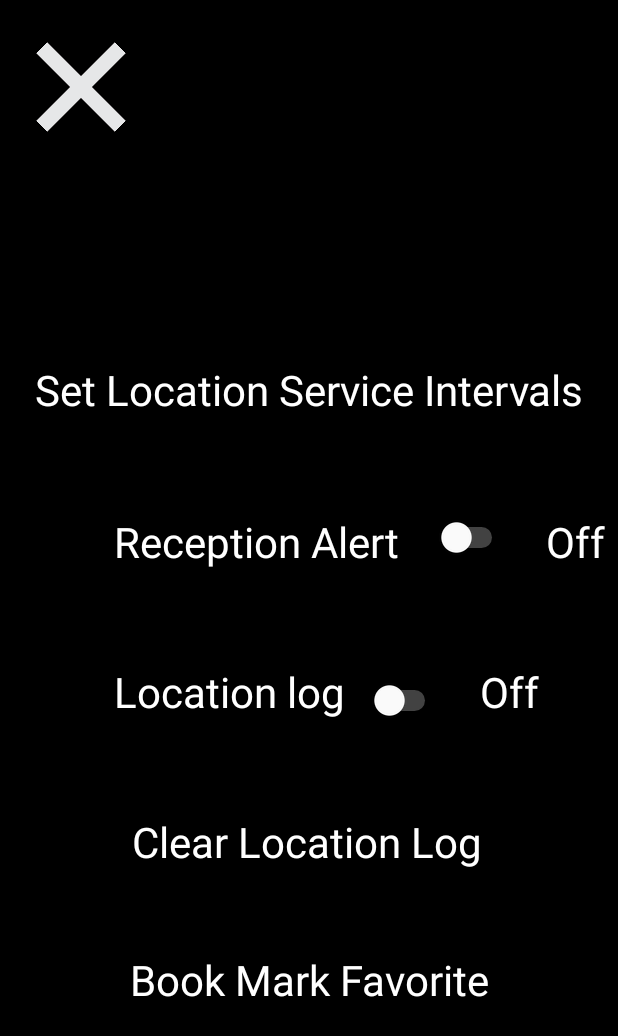
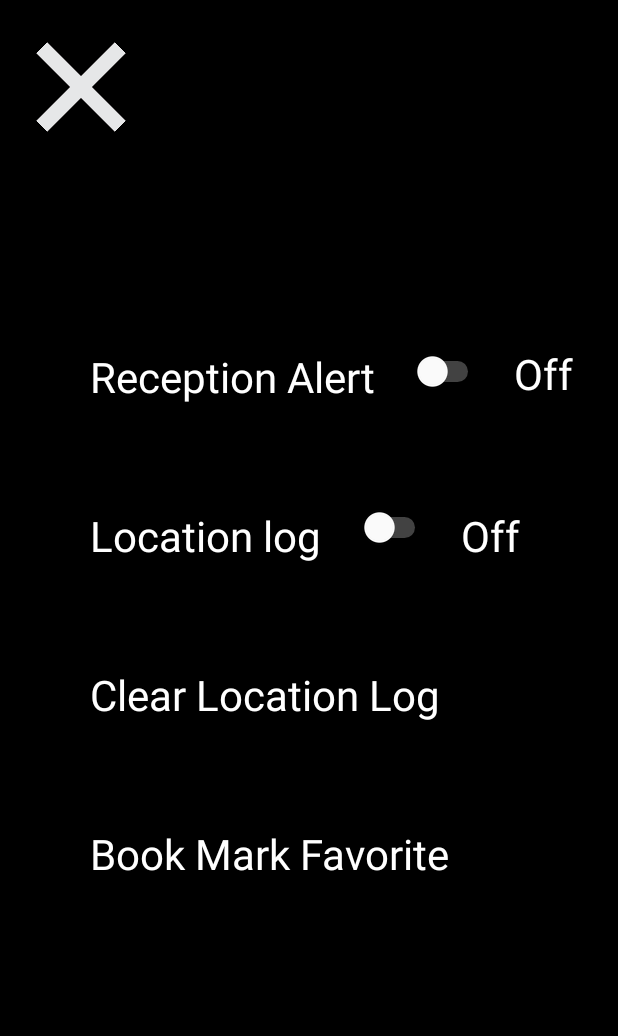
Before and after one commit to WZerfas/The-Compass, an Android app: the SettingActivity screen opened directly, with no data from a screen before it, on a phone screen of 412 x 824 dp. Shown: the top 1036 px of the screen. Run offline under Robolectric (Android 15) with nearby library versions, the phone set to English and light mode, and no system bars.

Commit message:
fixed the layout in settings

```diff
--- a/app/src/main/res/layout/activity_setting.xml
+++ b/app/src/main/res/layout/activity_setting.xml
@@ -20,104 +20,85 @@
         app:layout_constraintTop_toTopOf="parent" />
 
     <TextView
-        android:id="@+id/locationServiceText"
-        android:layout_width="wrap_content"
-        android:layout_height="38dp"
-        android:layout_marginHorizontal="5dp"
-        android:layout_marginStart="27dp"
-        android:layout_marginEnd="27dp"
-        android:layout_marginBottom="63dp"
-        android:text="Set Location Service Intervals"
-        android:textColor="#FFFFFF"
-        android:textSize="28sp"
-        app:layout_constraintBottom_toTopOf="@+id/receptionAlertText"
-        app:layout_constraintEnd_toEndOf="parent"
-        app:layout_constraintStart_toStartOf="parent" />
-
-    <TextView
         android:id="@+id/receptionAlertText"
         android:layout_width="wrap_content"
         android:layout_height="wrap_content"
-        android:layout_marginStart="76dp"
-        android:layout_marginBottom="444dp"
+        android:layout_marginStart="60dp"
+        android:layout_marginTop="232dp"
         android:text="Reception Alert"
         android:textColor="#FFFFFF"
         android:textSize="28sp"
-        app:layout_constraintBottom_toBottomOf="parent"
-        app:layout_constraintStart_toStartOf="parent" />
+        app:layout_constraintStart_toStartOf="parent"
+        app:layout_constraintTop_toTopOf="parent" />
 
     <TextView
         android:id="@+id/bookMarkFavorateText"
         android:layout_width="wrap_content"
         android:layout_height="wrap_content"
-        android:layout_marginStart="112dp"
-        android:layout_marginEnd="112dp"
-        android:layout_marginBottom="152dp"
+        android:layout_marginStart="60dp"
+        android:layout_marginTop="68dp"
+        android:clickable="true"
+        android:focusable="true"
         android:text="Book Mark Favorite"
         android:textColor="#FFFFFF"
         android:textSize="28sp"
-        android:clickable="true"
-        android:focusable="true"
-        app:layout_constraintBottom_toBottomOf="parent"
-        app:layout_constraintEnd_toEndOf="parent"
-        app:layout_constraintStart_toStartOf="parent" />
+        app:layout_constraintStart_toStartOf="parent"
+        app:layout_constraintTop_toBottomOf="@+id/clearLocationLogText" />
 
     <TextView
         android:id="@+id/clearLocationLogText"
         android:layout_width="wrap_content"
         android:layout_height="wrap_content"
-        android:layout_marginStart="88dp"
-        android:layout_marginBottom="244dp"
+        android:layout_marginStart="60dp"
+        android:layout_marginTop="68dp"
         android:text="Clear Location Log"
         android:textColor="#FFFFFF"
         android:textSize="28sp"
-        app:layout_constraintBottom_toBottomOf="parent"
-        app:layout_constraintStart_toStartOf="parent" />
+        app:layout_constraintStart_toStartOf="parent"
+        app:layout_constraintTop_toBottomOf="@+id/LocationLogText" />
 
     <TextView
         android:id="@+id/LocationLogText"
         android:layout_width="wrap_content"
         android:layout_height="wrap_content"
-        android:layout_marginStart="76dp"
-        android:layout_marginBottom="344dp"
+        android:layout_marginStart="60dp"
+        android:layout_marginTop="68dp"
         android:text="Location log"
         android:textColor="#FFFFFF"
         android:textSize="28sp"
-        app:layout_constraintBottom_toBottomOf="parent"
-        app:layout_constraintStart_toStartOf="parent" />
+        app:layout_constraintStart_toStartOf="parent"
+        app:layout_constraintTop_toBottomOf="@+id/receptionAlertText" />
 
     <TextView
         android:id="@+id/LogstatusText"
         android:layout_width="wrap_content"
         android:layout_height="wrap_content"
-        android:layout_marginStart="320dp"
-        android:layout_marginBottom="344dp"
+        android:layout_marginStart="20dp"
+        android:layout_marginTop="68dp"
         android:textColor="#FFFFFF"
         android:textSize="28sp"
-        app:layout_constraintBottom_toBottomOf="parent"
-        app:layout_constraintStart_toStartOf="parent" />
+        app:layout_constraintStart_toEndOf="@+id/locationLogSwitch"
+        app:layout_constraintTop_toBottomOf="@+id/receptionAlertText" />
 
     <TextView
         android:id="@+id/alertStatText"
         android:layout_width="wrap_content"
         android:layout_height="wrap_content"
-        android:layout_marginStart="364dp"
-        android:layout_marginBottom="444dp"
+        android:layout_marginStart="20dp"
+        android:layout_marginTop="230dp"
         android:textColor="#FFFFFF"
         android:textSize="28sp"
-        app:layout_constraintBottom_toBottomOf="parent"
-        app:layout_constraintStart_toStartOf="parent" />
+        app:layout_constraintStart_toEndOf="@+id/AlertSwitch2"
+        app:layout_constraintTop_toTopOf="parent" />
 
     <Switch
         android:id="@+id/locationLogSwitch"
         android:layout_width="wrap_content"
         android:layout_height="wrap_content"
-        android:layout_marginStart="16dp"
-        android:layout_marginTop="74dp"
-        android:layout_marginBottom="62dp"
+        android:layout_marginStart="25dp"
+        android:layout_marginTop="68dp"
         android:thumbTint="@color/white"
         android:trackTint="@color/white"
-        app:layout_constraintBottom_toTopOf="@+id/clearLocationLogText"
         app:layout_constraintStart_toEndOf="@+id/LocationLogText"
         app:layout_constraintTop_toBottomOf="@+id/receptionAlertText" />
 
@@ -126,10 +107,10 @@
         android:layout_width="wrap_content"
         android:layout_height="wrap_content"
         android:layout_marginStart="24dp"
-        android:layout_marginBottom="452dp"
+        android:layout_marginTop="234dp"
         android:thumbTint="@color/white"
         android:trackTint="@color/white"
-        app:layout_constraintBottom_toBottomOf="parent"
-        app:layout_constraintStart_toEndOf="@+id/receptionAlertText" />
+        app:layout_constraintStart_toEndOf="@+id/receptionAlertText"
+        app:layout_constraintTop_toTopOf="parent" />
 
 </androidx.constraintlayout.widget.ConstraintLayout>
```
